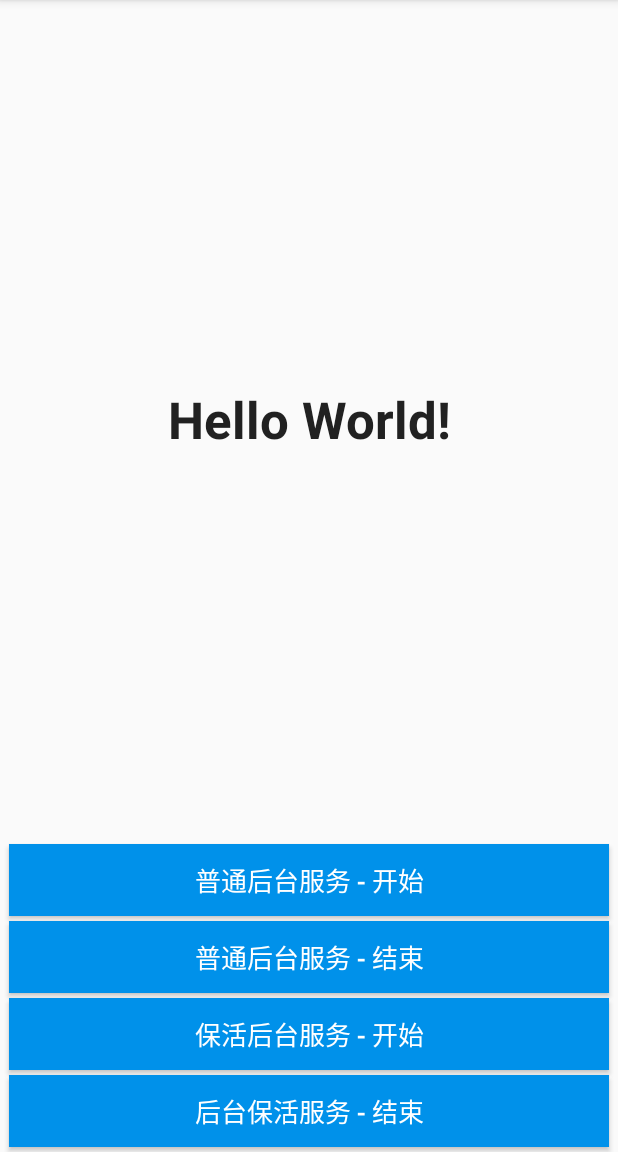
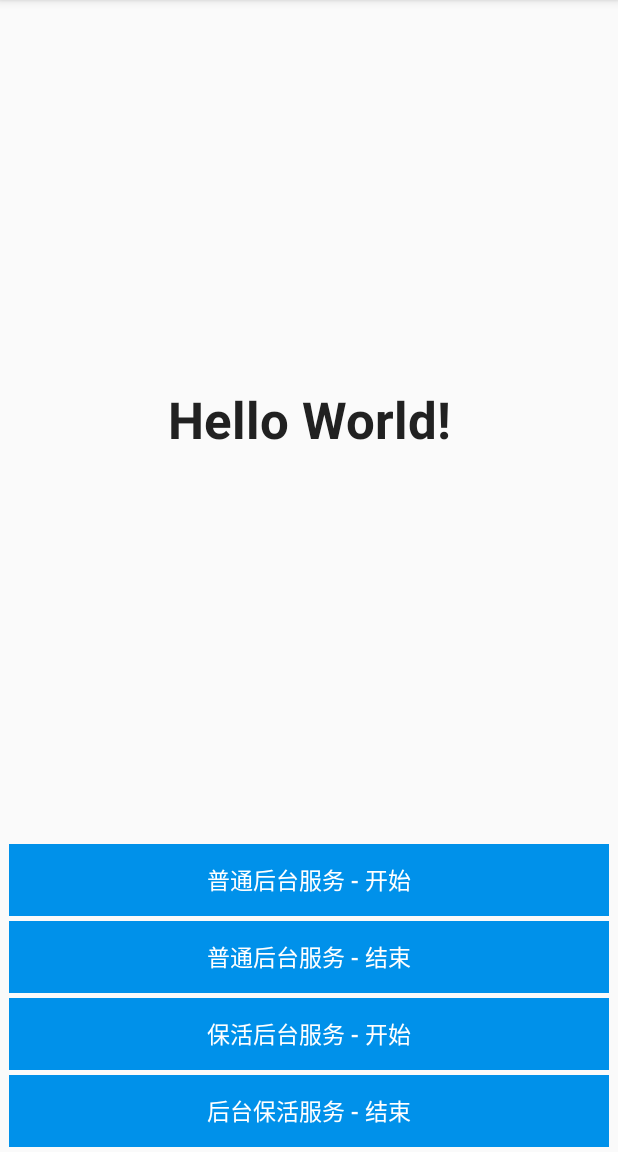
Before and after one commit to Andy045/AndyKeepAlive, an Android app: the screen it shows after launch (MainActivity), on a phone screen of 412 x 824 dp, the part 84-1236 px from its top. Run offline under Robolectric (Android 15) with nearby library versions, the phone set to English and light mode, and no system bars.

Commit message:
Handy Commit

```diff
--- a/app/src/main/res/layout/activity_main.xml
+++ b/app/src/main/res/layout/activity_main.xml
@@ -11,7 +11,6 @@
         android:layout_height="0dp"
         android:layout_weight="1"
         android:gravity="center"
-        android:padding="8dp"
         android:text="Hello World!"
         android:textColor="#212121"
         android:textSize="34sp"
@@ -25,10 +24,12 @@
         android:layout_marginRight="6dp"
         android:background="@drawable/common_selector_btn"
         android:gravity="center"
-        android:padding="8dp"
+        android:padding="6dp"
+        android:stateListAnimator="@null"
         android:text="普通后台服务 - 开始"
         android:textColor="#ffffff"
-        android:textSize="17sp" />
+        android:textSize="15sp"
+        tools:ignore="UnusedAttribute" />
 
     <Button
         android:layout_width="match_parent"
@@ -38,10 +39,12 @@
         android:layout_marginRight="6dp"
         android:background="@drawable/common_selector_btn"
         android:gravity="center"
-        android:padding="8dp"
+        android:padding="6dp"
+        android:stateListAnimator="@null"
         android:text="普通后台服务 - 结束"
         android:textColor="#ffffff"
-        android:textSize="17sp" />
+        android:textSize="15sp"
+        tools:ignore="UnusedAttribute" />
 
     <Button
         android:layout_width="match_parent"
@@ -51,10 +54,12 @@
         android:layout_marginRight="6dp"
         android:background="@drawable/common_selector_btn"
         android:gravity="center"
-        android:padding="8dp"
+        android:padding="6dp"
+        android:stateListAnimator="@null"
         android:text="保活后台服务 - 开始"
         android:textColor="#ffffff"
-        android:textSize="17sp" />
+        android:textSize="15sp"
+        tools:ignore="UnusedAttribute" />
 
     <Button
         android:layout_width="match_parent"
@@ -65,9 +70,11 @@
         android:layout_marginBottom="3dp"
         android:background="@drawable/common_selector_btn"
         android:gravity="center"
-        android:padding="8dp"
+        android:padding="6dp"
+        android:stateListAnimator="@null"
         android:text="后台保活服务 - 结束"
         android:textColor="#ffffff"
-        android:textSize="17sp" />
+        android:textSize="15sp"
+        tools:ignore="UnusedAttribute" />
 
 </LinearLayout>
```
